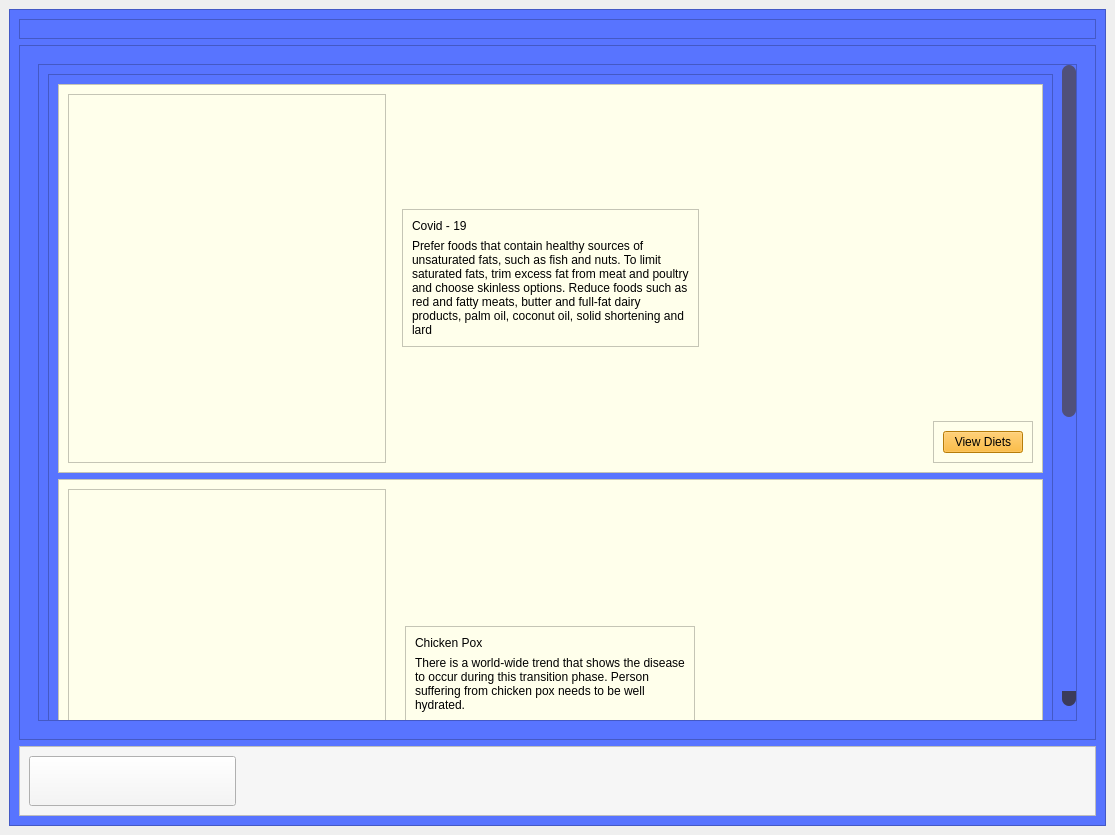
Above: ui/l_homepage.ui from neel-mistry/PoCoH-MiniProj before the change. Below: the same form after it.
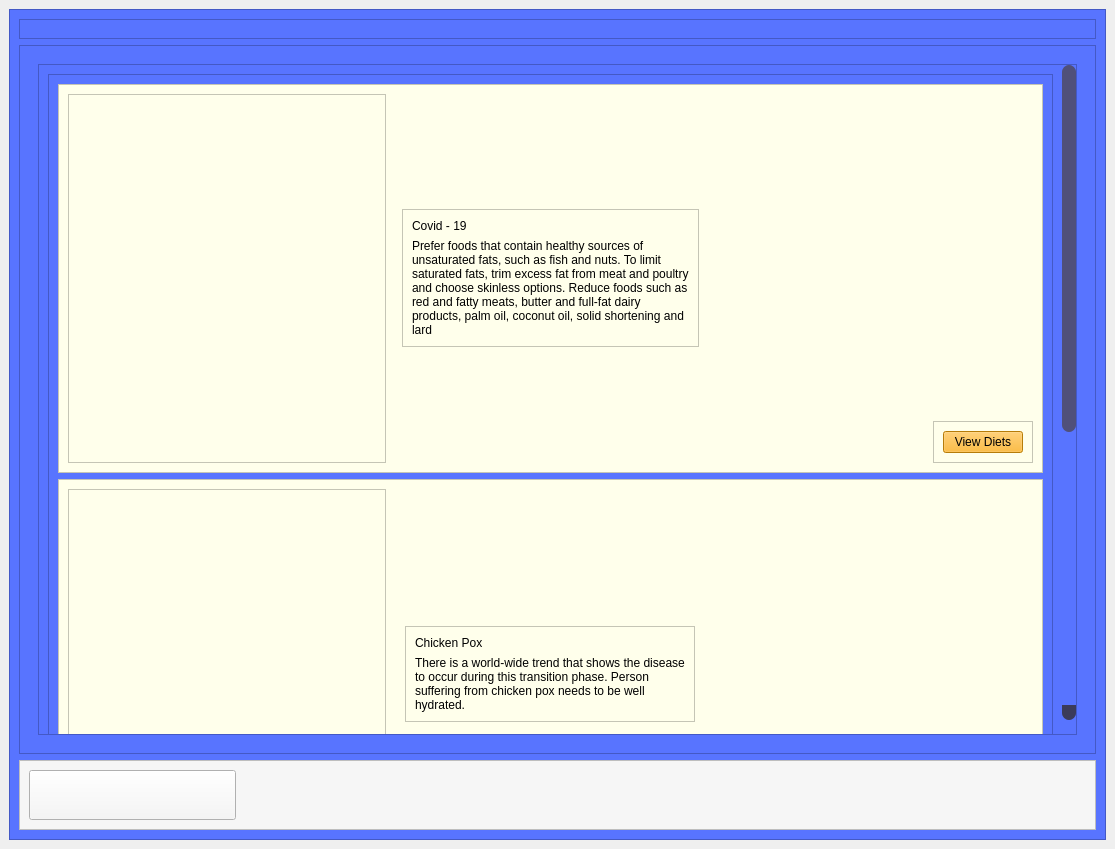
That is the form after the change. The open tabs and pages were chosen to show the change. Icons and pictures are not drawn.

The edit to the form file:
```diff
--- a/ui/l_homepage.ui
+++ b/ui/l_homepage.ui
@@ -7,7 +7,7 @@
     <x>0</x>
     <y>0</y>
     <width>1115</width>
-    <height>835</height>
+    <height>849</height>
    </rect>
   </property>
   <property name="windowTitle">
@@ -1338,7 +1338,7 @@
                  <property name="geometry">
                   <rect>
                    <x>0</x>
-                   <y>0</y>
+                   <y>-547</y>
                    <width>1020</width>
                    <height>1218</height>
                   </rect>
```
Left out of the diff: 8 changed lines with no effect on the pictures.
